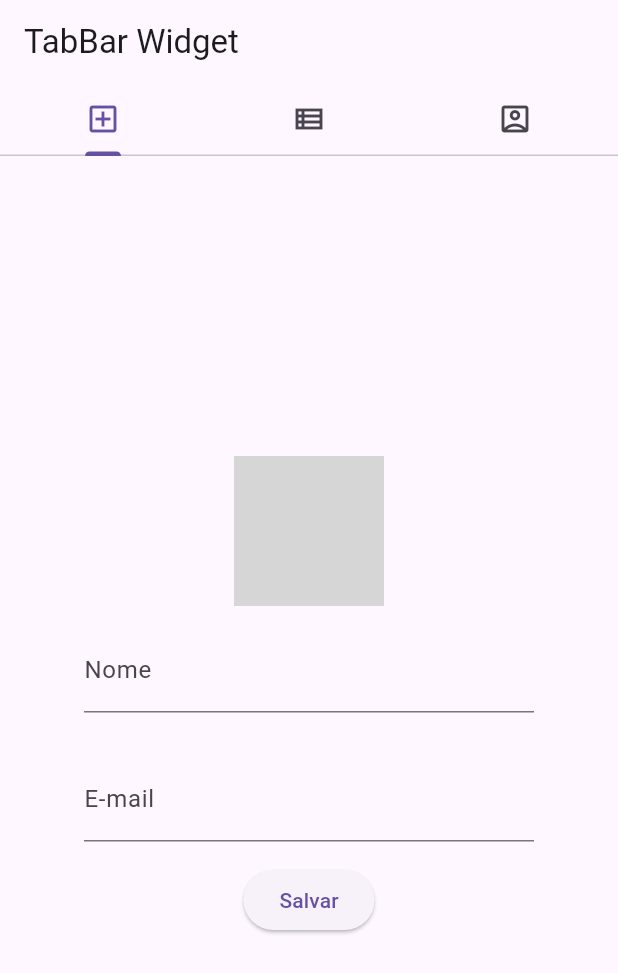
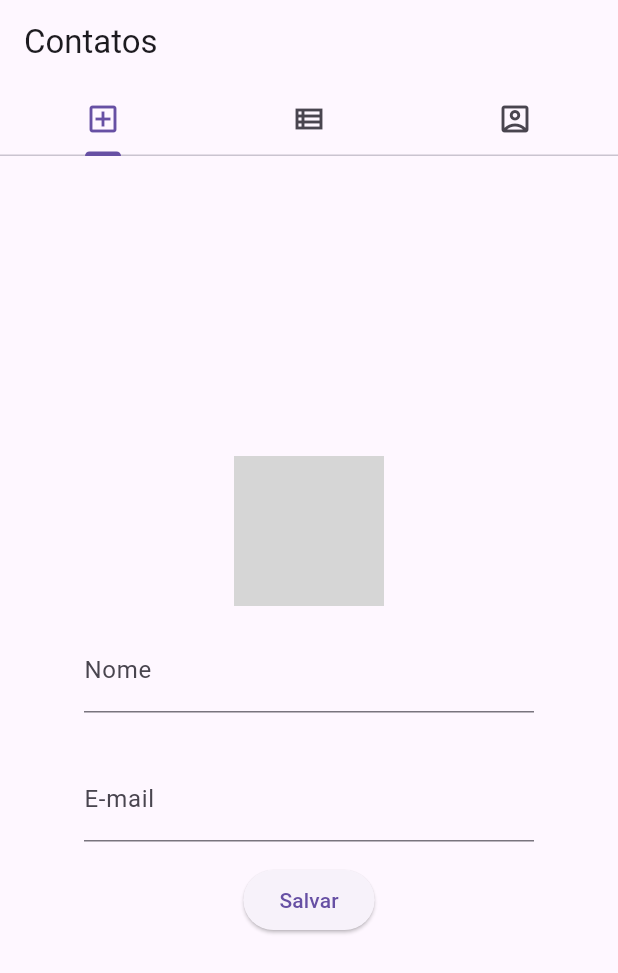
Before and after one commit to ebert-sl/pdm_tabbar_app, a Flutter app: the screen it shows after launch, on a phone screen of 412 x 824 dp. Shown: the top 973 px of the screen. Run offline on Flutter 3.47's test engine with Material 3 defaults, Android fonts, the phone set to English and light mode, and no system bars; our stand-ins replace sqflite; accounts and stored records are empty; network calls fail; grey boxes are pictures that could not be loaded.

Commit message:
final project

```diff
--- a/lib/main.dart
+++ b/lib/main.dart
@@ -25,11 +25,41 @@ class MyHomePage extends StatefulWidget {
   State<MyHomePage> createState() => _MyHomePageState();
 }
 
-class _MyHomePageState extends State<MyHomePage> {
+class DetalhesContatoScreen extends StatelessWidget {
+  final Map<String, dynamic> contato;
+
+  DetalhesContatoScreen({required this.contato});
+
+  @override
+  Widget build(BuildContext context) {
+    // Aqui você pode usar os detalhes do contato para construir a tela
+    return Scaffold(
+      appBar: AppBar(
+        title: Text('Detalhes do Contato'),
+      ),
+      body: Center(
+        child: Column(
+          mainAxisAlignment: MainAxisAlignment.center,
+          children: [
+            Text('ID: ${contato['id']}'),
+            Text('Nome: ${contato['nome']}'),
+            Text('Email: ${contato['email']}'),
+          ],
+        ),
+
+      ),
+    );
+  }
+}
+
+
+class _MyHomePageState extends State<MyHomePage> with SingleTickerProviderStateMixin {
   int? idContato;
   final TextEditingController _nomeController = TextEditingController();
   final TextEditingController _emailController = TextEditingController();
+  late TabController _tabController;
   List<Map<String, dynamic>> _contatos = [];
+  Map<String, dynamic>? _contatoSelecionado;
 
   _openBanco() async {
     var dataBasePath = await getDatabasesPath();
@@ -66,18 +96,22 @@ class _MyHomePageState extends State<MyHomePage> {
   @override
   void initState() {
     super.initState();
+    _tabController = TabController(length: 3, vsync: this);
+    _tabController.addListener(_onTabChanged);
     _verContatos();
+  }
+
+  void _onTabChanged() {
+    setState(() {}); // Atualiza o estado para reconstruir a AppBar
   }
 
   @override
   Widget build(BuildContext context) {
-    return DefaultTabController(
-      initialIndex: 0,
-      length: 3,
-      child: Scaffold(
+   return Scaffold(
         appBar: AppBar(
-          title: const Text('TabBar Widget'),
-          bottom: const TabBar(
+          title: const Text('Contatos'),
+          bottom: TabBar(
+            controller: _tabController,
             tabs: <Widget>[
               Tab(
                 icon: Icon(Icons.add_box_outlined),
@@ -92,6 +126,7 @@ class _MyHomePageState extends State<MyHomePage> {
           ),
         ),
         body: TabBarView(
+          controller: _tabController,
           children: <Widget>[
             // Tab 1
             Column(
@@ -139,16 +174,25 @@ class _MyHomePageState extends State<MyHomePage> {
               itemBuilder: (BuildContext context, int index) {
                 return ListTile(
                   title: Text(_contatos[index]['nome']),
+                  trailing: IconButton(
+                  icon: Icon(Icons.arrow_forward),
+                  onPressed: () {
+                    // Atualize para a Tab 3
+                    _tabController.animateTo(2);
+                    // Passar os detalhes do contato para a Tab 3
+                    setState(() {
+                      _contatoSelecionado = _contatos[index];
+                    });
+                  },
+                ),
                 );
               },
             ),
             // Tab 3
-            Center(
-              child: Text('Tab 3')
-            ),
+            DetalhesContatoScreen(contato: _contatoSelecionado ?? {}),
           ]
         )
-      ),
-    );
+      );
+
   }
 }
```
